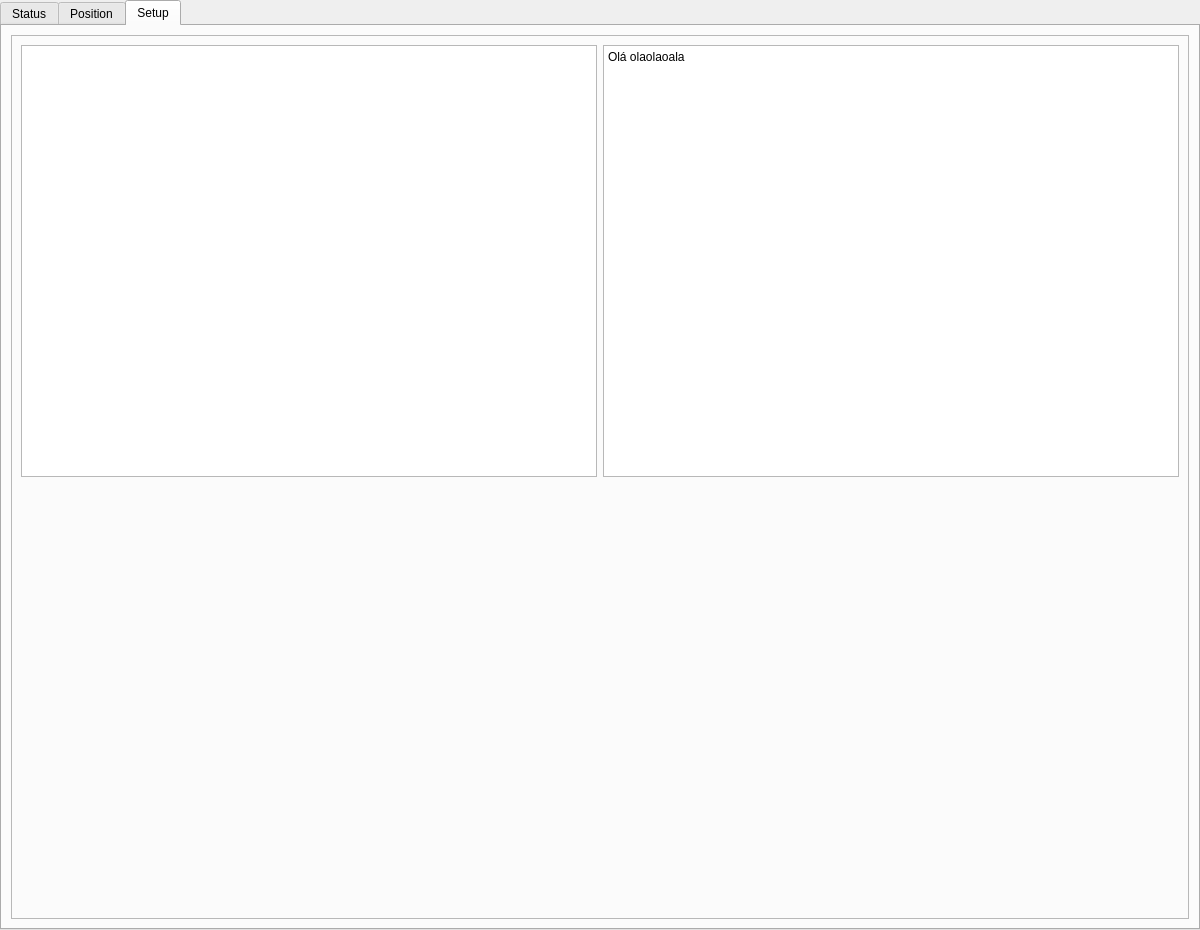
HugoValim/DAF, file gui/main.ui: the form before one commit.
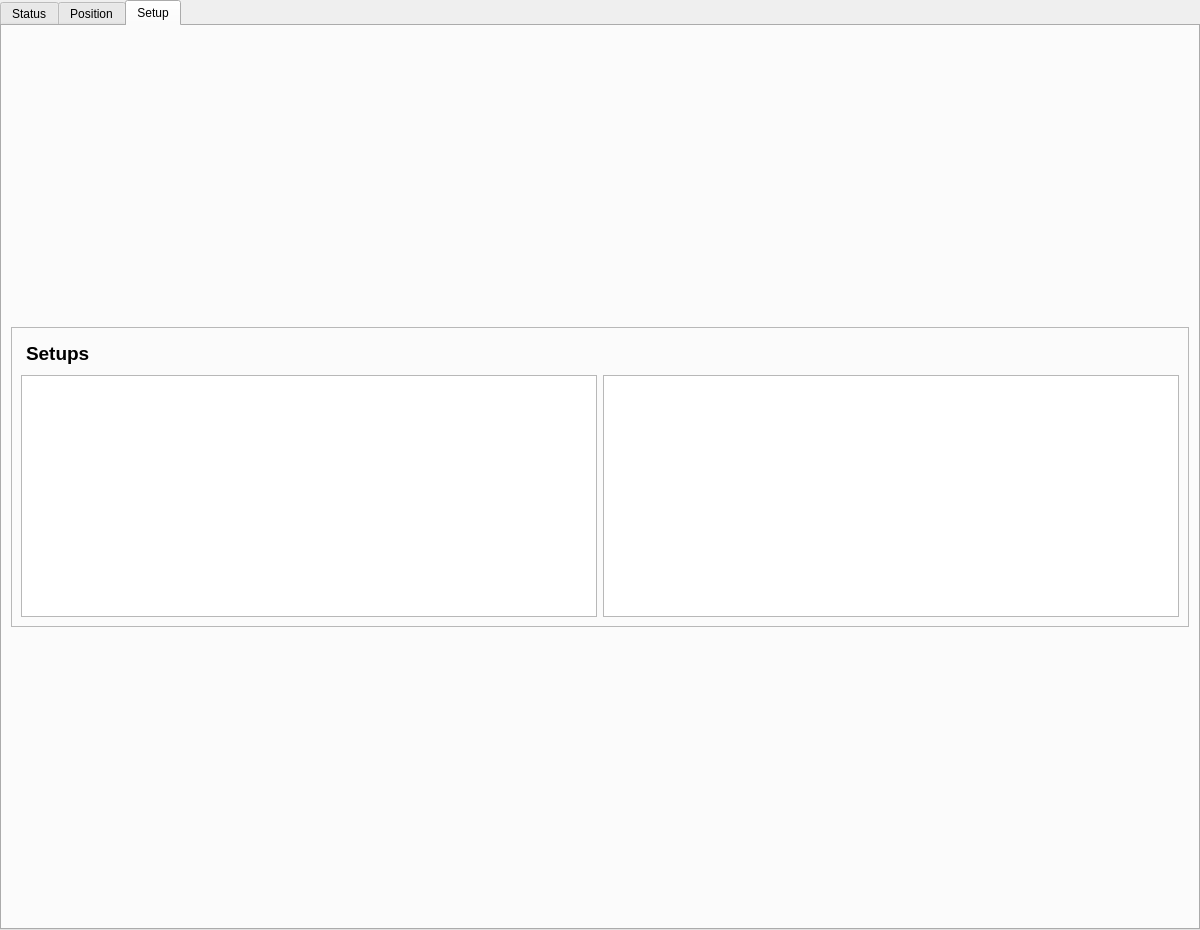
The form after the commit. Custom widgets are drawn as their Qt base class.

Commit message: Added new features to daf.gui in setup tab

Diff of the .ui file:
```diff
--- a/gui/main.ui
+++ b/gui/main.ui
@@ -3928,6 +3928,12 @@
       <layout class="QVBoxLayout" name="verticalLayout_13">
        <item>
         <widget class="QFrame" name="frame_7">
+         <property name="maximumSize">
+          <size>
+           <width>16777215</width>
+           <height>300</height>
+          </size>
+         </property>
          <property name="frameShape">
           <enum>QFrame::StyledPanel</enum>
          </property>
@@ -3935,17 +3941,29 @@
           <enum>QFrame::Raised</enum>
          </property>
          <layout class="QVBoxLayout" name="verticalLayout_14">
+          <item>
+           <widget class="QLabel" name="label_47">
+            <property name="styleSheet">
+             <string notr="true"> QLabel {
+    qproperty-alignment: AlignCenter;
+    padding: 5px 0px;
+    color: rgb(0, 0, 0);
+    max-height: 22px;
+    font-size: 14pt;
+	font-weight: bold; 
+}</string>
+            </property>
+            <property name="text">
+             <string>Setups</string>
+            </property>
+           </widget>
+          </item>
           <item>
            <layout class="QGridLayout" name="gridLayout_11">
             <item row="0" column="1">
-             <widget class="QTextBrowser" name="textBrowser_setup">
-              <property name="html">
-               <string>&lt;!DOCTYPE HTML PUBLIC &quot;-//W3C//DTD HTML 4.0//EN&quot; &quot;http://www.w3.org/TR/REC-html40/strict.dtd&quot;&gt;
-&lt;html&gt;&lt;head&gt;&lt;meta name=&quot;qrichtext&quot; content=&quot;1&quot; /&gt;&lt;style type=&quot;text/css&quot;&gt;
-p, li { white-space: pre-wrap; }
-&lt;/style&gt;&lt;/head&gt;&lt;body style=&quot; font-family:'Sans Serif'; font-size:9pt; font-weight:400; font-style:normal;&quot;&gt;
-&lt;p style=&quot; margin-top:0px; margin-bottom:0px; margin-left:0px; margin-right:0px; -qt-block-indent:0; text-indent:0px;&quot;&gt;Olá olaolaoala&lt;/p&gt;
-&lt;p style=&quot;-qt-paragraph-type:empty; margin-top:0px; margin-bottom:0px; margin-left:0px; margin-right:0px; -qt-block-indent:0; text-indent:0px;&quot;&gt;&lt;br /&gt;&lt;/p&gt;&lt;/body&gt;&lt;/html&gt;</string>
+             <widget class="QTextEdit" name="textEdit_setup">
+              <property name="readOnly">
+               <bool>false</bool>
               </property>
              </widget>
             </item>
@@ -3954,19 +3972,6 @@
             </item>
            </layout>
           </item>
-          <item>
-           <spacer name="verticalSpacer_8">
-            <property name="orientation">
-             <enum>Qt::Vertical</enum>
-            </property>
-            <property name="sizeHint" stdset="0">
-             <size>
-              <width>20</width>
-              <height>40</height>
-             </size>
-            </property>
-           </spacer>
-          </item>
          </layout>
         </widget>
        </item>
```
Left out of the diff: 6 changed lines with no effect on the pictures. The commit also changes 1 other file.
